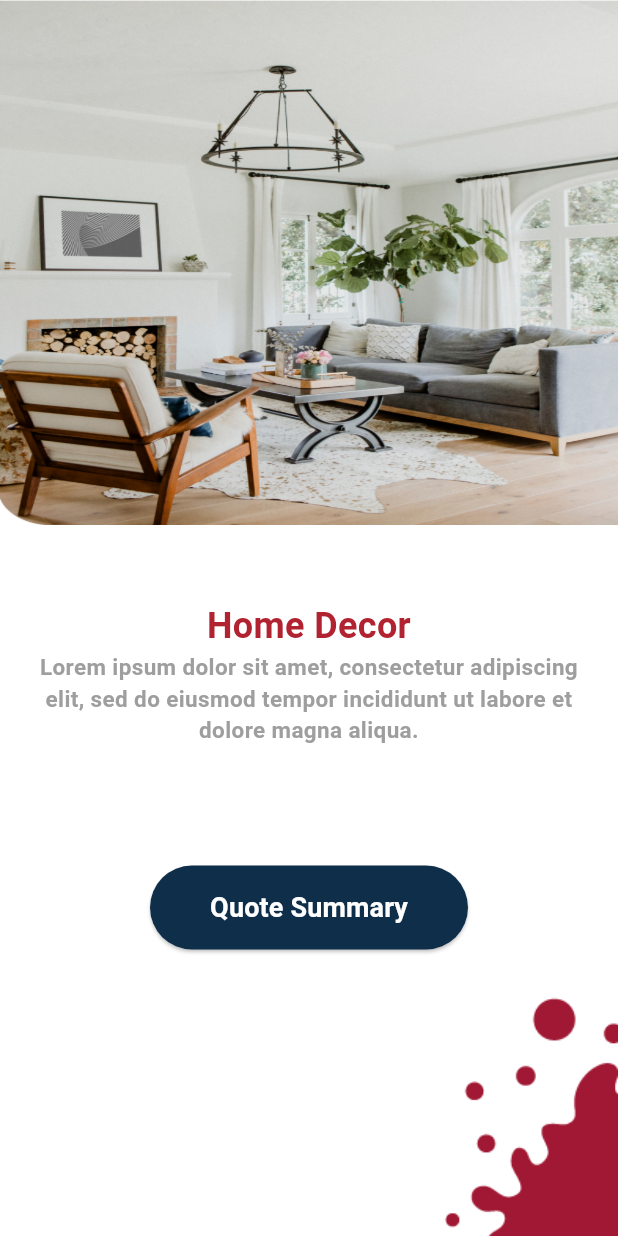
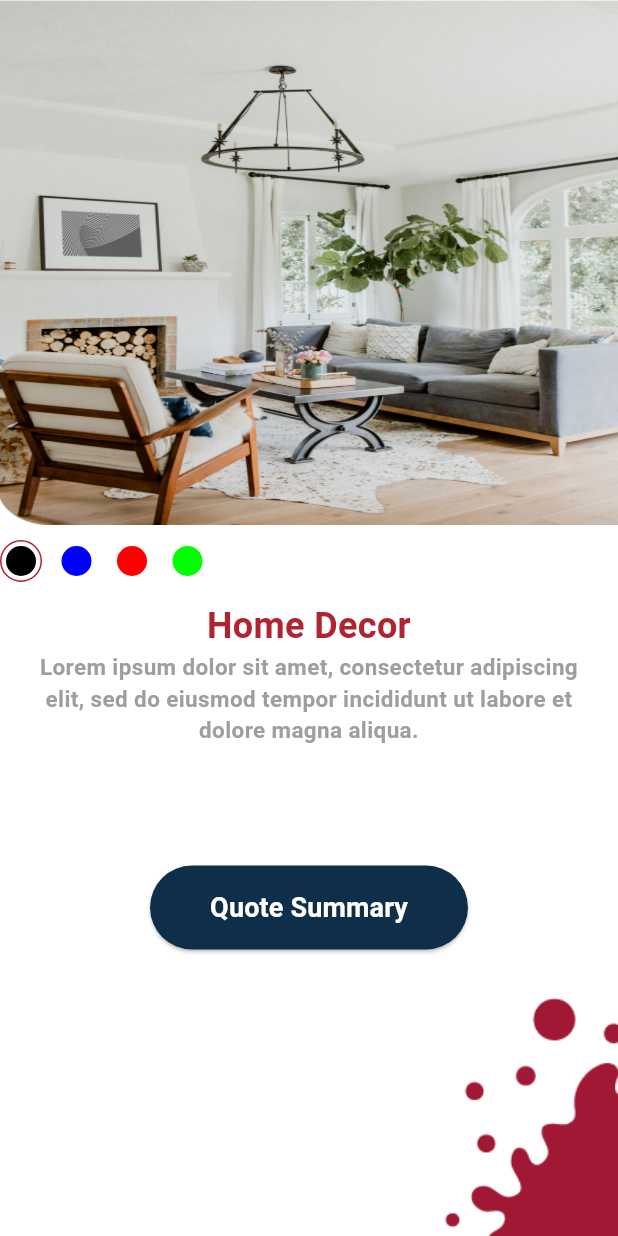
Before and after one commit to abuubaida921/Better_Paint_AR_APP, a Flutter app: the ARMeasurementScreen screen opened by its route, on a phone screen of 412 x 824 dp. Run offline on Flutter 3.47's test engine with Material 3 defaults, Android fonts, the phone set to English and light mode, and no system bars; our stand-ins replace get.

Commit message:
Color Selection Button added

```diff
--- a/lib/main.dart
+++ b/lib/main.dart
@@ -422,6 +422,35 @@ class DetailedSpecificationScreen extends StatelessWidget {
 class ARMeasurementScreen extends StatelessWidget {
   @override
   Widget build(BuildContext context) {
+    var selectedColorIndex=0.obs;
+    List<Color> colorList = [
+      Color(0xFF000000), // Black
+      // Color(0xFFFFFFFF), // White
+      Color(0xFF0000FF), // Blue
+      Color(0xFFFF0000), // Red
+      Color(0xFF00FF00), // Green
+      // Color(0xFF808080), // Gray
+      // Color(0xFFFFA500), // Orange
+      // Color(0xFFFFFF00), // Yellow
+      // Color(0xFF800080), // Purple
+      // Color(0xFF00FFFF), // Cyan
+      // Color(0xFFFFC0CB), // Pink
+      // Color(0xFF008000), // Dark Green
+      // Color(0xFFADD8E6), // Light Blue
+      // Color(0xFFFF6347), // Tomato
+      // Color(0xFF4B0082), // Indigo
+      // Color(0xFFFFD700), // Gold
+      // Color(0xFF40E0D0), // Turquoise
+      // Color(0xFFFA8072), // Salmon
+      // Color(0xFFB22222), // Firebrick
+      // Color(0xFF4682B4), // Steel Blue
+      // Color(0xFFA52A2A), // Brown
+      // Color(0xFF2E8B57), // Sea Green
+      // Color(0xFF6A5ACD), // Slate Blue
+      // Color(0xFFD2691E), // Chocolate
+      // Color(0xFFDC143C), // Crimson
+      // Color(0xFF4169E1), // Royal Blue
+    ];
     return Scaffold(
       // appBar: AppBar(
       //   leading: IconButton(
@@ -456,6 +485,36 @@ class ARMeasurementScreen extends StatelessWidget {
               width: 120,
             ),
           ),
+          Obx(()=>Positioned(
+            top: 360,
+            child: Row(
+              children: [
+                for (int i = 0; i < colorList.length; i++)
+                  InkWell(
+                    highlightColor: Colors.transparent,
+                    splashColor: Colors.transparent,
+                    onTap: () {
+                      selectedColorIndex.value=i;
+                    },
+                    child: Container(
+                      margin: const EdgeInsets.only(right: 9),
+                      height: 28,
+                      width: 28,
+                      alignment: Alignment.center,
+                      decoration: BoxDecoration(
+                          border: Border.all(
+                              color:selectedColorIndex.value == i ? Color(primaryColor) : Colors.transparent),
+                          shape: BoxShape.circle),
+                      child: Container(
+                        height: 20,
+                        width: 20,
+                        decoration: BoxDecoration(color: colorList[i], shape: BoxShape.circle),
+                      ),
+                    ),
+                  )
+              ],
+            ),
+          ),),
           Center(
             child: Padding(
               padding: const EdgeInsets.all(20.0),
```
